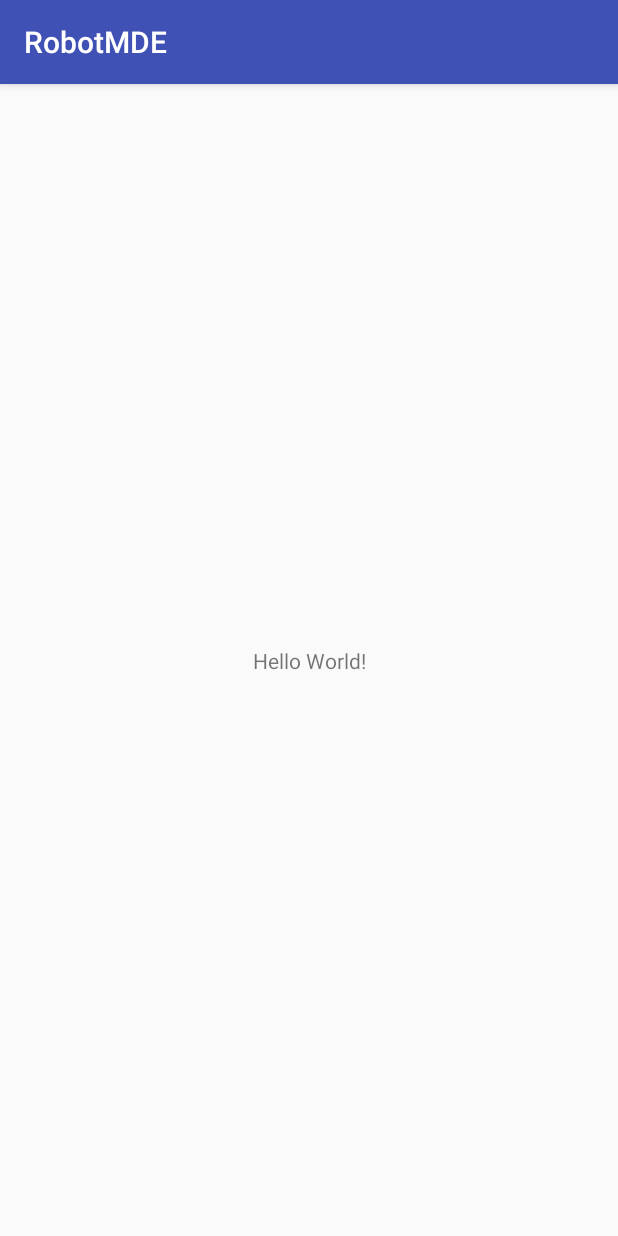
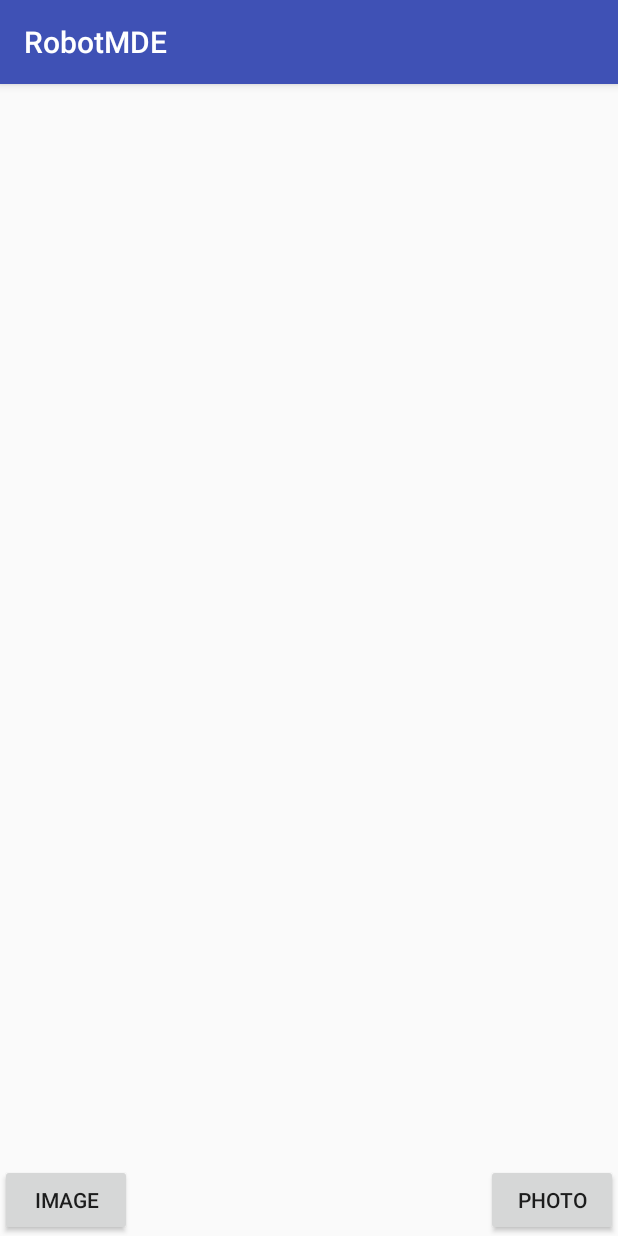
Before and after one commit to roboticamedellin/MDE-Robot-Android, an Android app: the screen it shows after launch (MainActivity), on a phone screen of 412 x 824 dp. Run offline under Robolectric (Android 15) with nearby library versions, the phone set to English and light mode, and no system bars; our stand-ins replace ButterKnife; libraries missing offline, so code that uses them is left out: org.opencv.android, org.opencv.core, org.opencv.imgproc; 1 statement that could not run was skipped.

Commit message:
adding a little example with opencv

```diff
--- a/app/build.gradle
+++ b/app/build.gradle
@@ -25,6 +25,9 @@ dependencies {
         exclude group: 'com.android.support', module: 'support-annotations'
     })
 
+    compile 'com.jakewharton:butterknife:8.6.0'
+    annotationProcessor 'com.jakewharton:butterknife-compiler:8.6.0'
+
     compile 'com.github.ctodobom:OpenCV-3.1.0-Android:-SNAPSHOT'
 
     compile 'com.android.support:appcompat-v7:25.3.1'
--- a/app/src/main/AndroidManifest.xml
+++ b/app/src/main/AndroidManifest.xml
@@ -16,6 +16,7 @@
                 <category android:name="android.intent.category.LAUNCHER" />
             </intent-filter>
         </activity>
+
     </application>
 
 </manifest>
--- a/app/src/main/java/com/roboticamedellin/robotmde/MainActivity.java
+++ b/app/src/main/java/com/roboticamedellin/robotmde/MainActivity.java
@@ -1,13 +1,95 @@
 package com.roboticamedellin.robotmde;
 
+import android.content.Intent;
+import android.graphics.Bitmap;
+import android.provider.MediaStore;
 import android.support.v7.app.AppCompatActivity;
 import android.os.Bundle;
+import android.util.Log;
+import android.widget.Button;
+import android.widget.ImageView;
+
+import org.opencv.android.BaseLoaderCallback;
+import org.opencv.android.LoaderCallbackInterface;
+import org.opencv.android.OpenCVLoader;
+import org.opencv.android.Utils;
+import org.opencv.core.Mat;
+import org.opencv.imgproc.Imgproc;
+
+import butterknife.BindView;
+import butterknife.ButterKnife;
+import butterknife.OnClick;
+
+/*
+    Base on:
+    http://www.discoversdk.com/blog/opencv-with-android-studio
+
+    Take present the following issue:
+    https://stackoverflow.com/questions/35090838/no-implementation-found-for-long-org-opencv-core-mat-n-mat-error-using-opencv
+ */
 
 public class MainActivity extends AppCompatActivity {
+
+    private static final int CAMERA_REQUEST = 1888;
+
+    @BindView(R.id.image_button)
+    Button imageButton;
+
+    @BindView(R.id.frame_image_view)
+    ImageView frameImageView;
+
+    private BaseLoaderCallback mLoaderCallback = new BaseLoaderCallback(this) {
+        @Override
+        public void onManagerConnected(int status) {
+            switch (status) {
+                case LoaderCallbackInterface.SUCCESS: {
+                    Log.i("OpenCV", "OpenCV loaded successfully");
+                    Mat imageMat = new Mat();
+                }
+                break;
+                default: {
+                    super.onManagerConnected(status);
+                }
+                break;
+            }
+        }
+    };
 
     @Override
     protected void onCreate(Bundle savedInstanceState) {
         super.onCreate(savedInstanceState);
-        setContentView(R.layout.activity_main);
+        setContentView(R.layout.activity_camera_opencv);
+        ButterKnife.bind(this);
+    }
+
+    public void onResume() {
+        super.onResume();
+        if (!OpenCVLoader.initDebug()) {
+            Log.d("OpenCV", "Internal OpenCV library not found. Using OpenCV Manager for initialization");
+            OpenCVLoader.initAsync(OpenCVLoader.OPENCV_VERSION_3_0_0, this, mLoaderCallback);
+        } else {
+            Log.d("OpenCV", "OpenCV library found inside package. Using it!");
+            mLoaderCallback.onManagerConnected(LoaderCallbackInterface.SUCCESS);
+        }
+    }
+
+    @OnClick(R.id.photo_button)
+    public void OnPhotoButtonClicked() {
+        Intent cameraIntent = new Intent(MediaStore.ACTION_IMAGE_CAPTURE);
+        startActivityForResult(cameraIntent, CAMERA_REQUEST);
+    }
+
+    @Override
+    protected void onActivityResult(int requestCode, int resultCode, Intent data) {
+        Bitmap photo = (Bitmap) data.getExtras().get("data");
+
+        Mat source = new Mat();
+        Mat dest = new Mat();
+        Utils.bitmapToMat(photo, source);
+
+        Imgproc.cvtColor(source, dest, Imgproc.COLOR_RGB2GRAY);
+        Bitmap btmp = Bitmap.createBitmap(dest.width(), dest.height(), Bitmap.Config.ARGB_8888);
+        Utils.matToBitmap(dest, btmp);
+        frameImageView.setImageBitmap(btmp);
     }
 }
--- /dev/null
+++ b/app/src/main/res/layout/activity_camera_opencv.xml
@@ -0,0 +1,28 @@
+<?xml version="1.0" encoding="utf-8"?>
+<RelativeLayout xmlns:android="http://schemas.android.com/apk/res/android"
+    android:layout_width="match_parent"
+    android:layout_height="match_parent"
+    android:orientation="vertical">
+
+    <Button
+        android:id="@+id/image_button"
+        android:layout_width="wrap_content"
+        android:layout_height="wrap_content"
+        android:layout_alignParentBottom="true"
+        android:layout_alignParentStart="true"
+        android:text="Image" />
+
+    <Button
+        android:id="@+id/photo_button"
+        android:layout_width="wrap_content"
+        android:layout_height="wrap_content"
+        android:layout_alignParentBottom="true"
+        android:layout_alignParentEnd="true"
+        android:text="Photo" />
+
+    <ImageView
+        android:id="@+id/frame_image_view"
+        android:layout_width="match_parent"
+        android:layout_height="match_parent" />
+
+</RelativeLayout>
```
Also changed, not shown: app/src/main/java/com/roboticamedellin/robotmde/CameraOpenCVActivity.java (added, +19 -0 lines).
